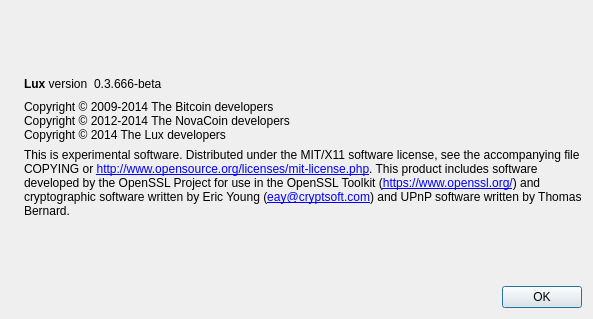
LUX-Core/lux, file src/qt/forms/aboutdialog.ui: the form before one commit.
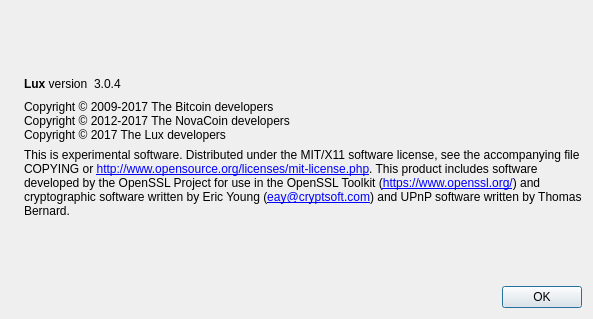
The form after the commit. Icons and pictures are not drawn.

Patch:
```diff
--- a/src/qt/forms/aboutdialog.ui
+++ b/src/qt/forms/aboutdialog.ui
@@ -63,7 +63,7 @@
           <cursorShape>IBeamCursor</cursorShape>
          </property>
          <property name="text">
-          <string notr="true">0.3.666-beta</string>
+          <string notr="true">3.0.4</string>
          </property>
          <property name="textInteractionFlags">
           <set>Qt::LinksAccessibleByMouse|Qt::TextSelectableByKeyboard|Qt::TextSelectableByMouse</set>
@@ -91,9 +91,9 @@
         <cursorShape>IBeamCursor</cursorShape>
        </property>
        <property name="text">
-        <string>Copyright © 2009-2014 The Bitcoin developers
-Copyright © 2012-2014 The NovaCoin developers
-Copyright © 2014 The Lux developers</string>
+        <string>Copyright © 2009-2017 The Bitcoin developers
+Copyright © 2012-2017 The NovaCoin developers
+Copyright © 2017 The Lux developers</string>
        </property>
        <property name="textInteractionFlags">
         <set>Qt::LinksAccessibleByMouse|Qt::TextSelectableByKeyboard|Qt::TextSelectableByMouse</set>
```
